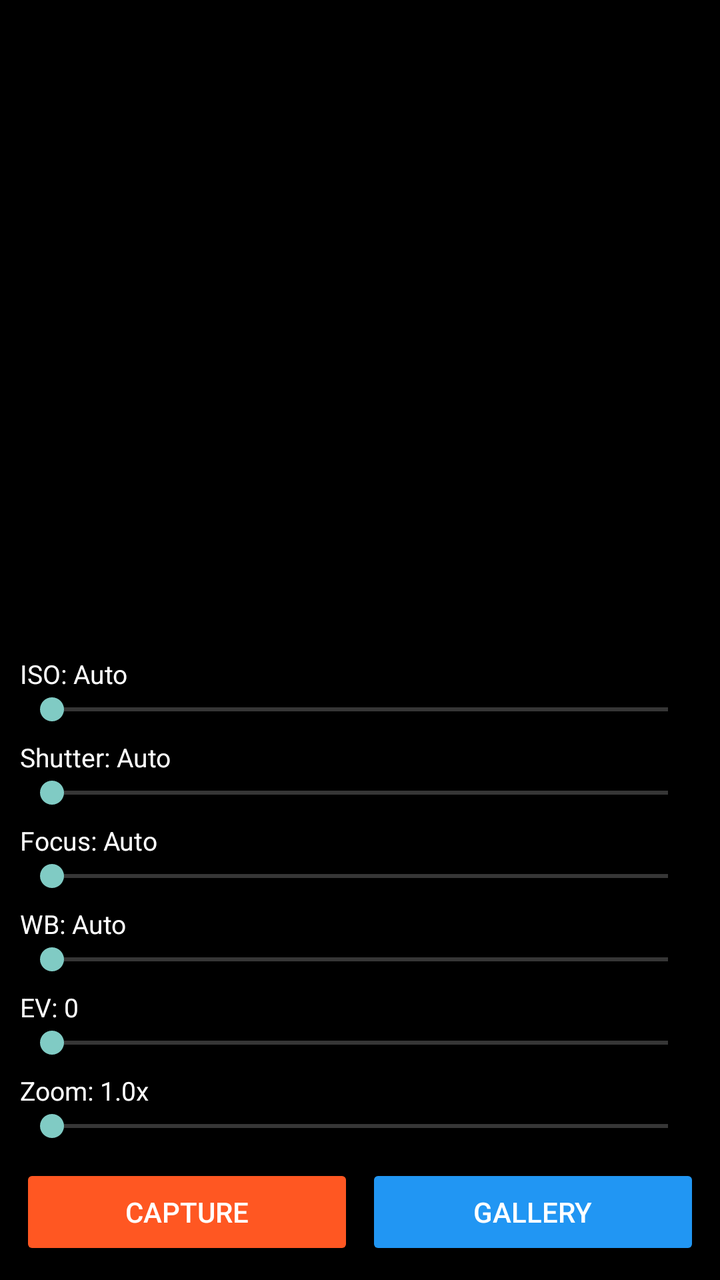
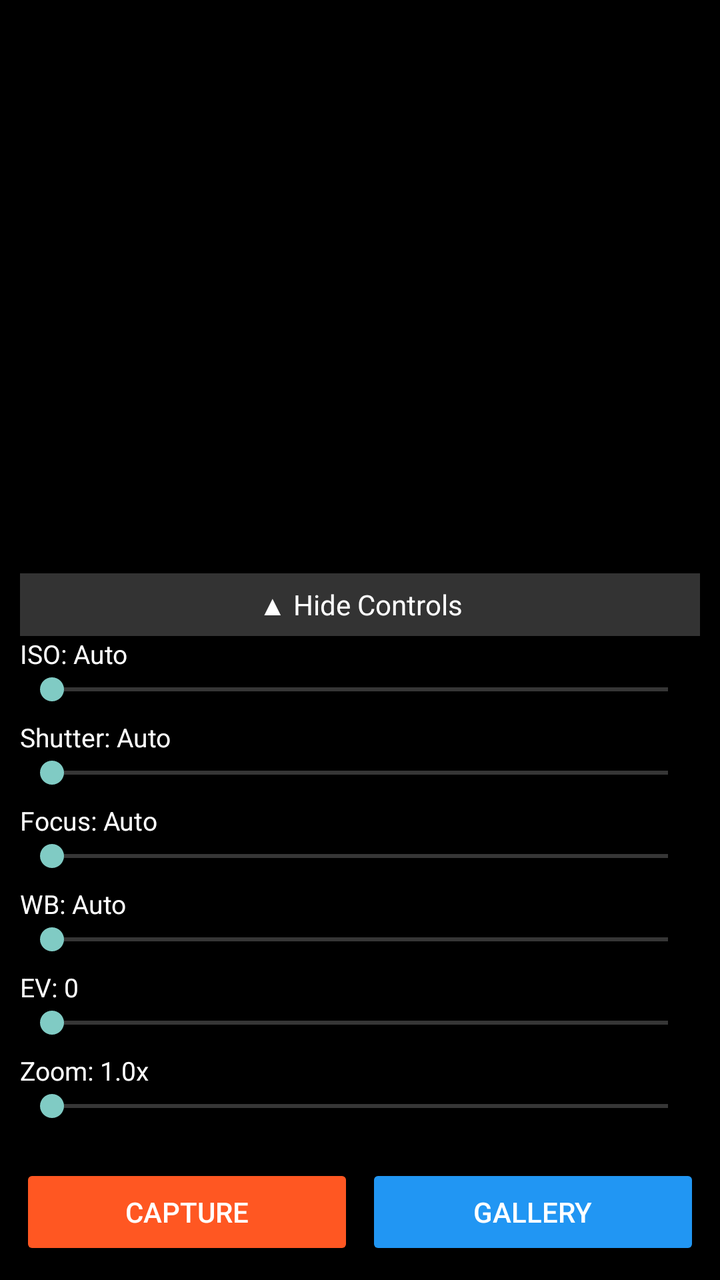

Two renders of the same Android screen: before a commit and after it. Below are the layout's source before the change and the commit's diff.
<!-- AndroidManifest.xml: activity theme Theme.AppCompat.NoActionBar -->
<!-- res/layout/activity_main.xml -->
<?xml version="1.0" encoding="utf-8"?>
<androidx.constraintlayout.widget.ConstraintLayout 
    xmlns:android="http://schemas.android.com/apk/res/android"
    xmlns:app="http://schemas.android.com/apk/res-auto"
    android:layout_width="match_parent"
    android:layout_height="match_parent"
    android:background="#000000">

    <TextureView
        android:id="@+id/textureView"
        android:layout_width="0dp"
        android:layout_height="0dp"
        app:layout_constraintTop_toTopOf="parent"
        app:layout_constraintBottom_toTopOf="@+id/controlsLayout"
        app:layout_constraintStart_toStartOf="parent"
        app:layout_constraintEnd_toEndOf="parent" />

    <LinearLayout
        android:id="@+id/controlsLayout"
        android:layout_width="match_parent"
        android:layout_height="wrap_content"
        android:orientation="vertical"
        android:padding="10dp"
        android:background="#CC000000"
        app:layout_constraintBottom_toBottomOf="parent">

        
        <TextView
            android:id="@+id/isoLabel"
            android:layout_width="wrap_content"
            android:layout_height="wrap_content"
            android:text="ISO: Auto"
            android:textColor="#FFFFFF"
            android:textSize="13sp" />
        <SeekBar
            android:id="@+id/isoSeekBar"
            android:layout_width="match_parent"
            android:layout_height="wrap_content"
            android:max="100" />

        
        <TextView
            android:id="@+id/shutterLabel"
            android:layout_width="wrap_content"
            android:layout_height="wrap_content"
            android:text="Shutter: Auto"
            android:textColor="#FFFFFF"
            android:textSize="13sp"
            android:layout_marginTop="6dp" />
        <SeekBar
            android:id="@+id/shutterSeekBar"
            android:layout_width="match_parent"
            android:layout_height="wrap_content"
            android:max="100" />

        
        <TextView
            android:id="@+id/focusLabel"
            android:layout_width="wrap_content"
            android:layout_height="wrap_content"
            android:text="Focus: Auto"
            android:textColor="#FFFFFF"
            android:textSize="13sp"
            android:layout_marginTop="6dp" />
        <SeekBar
            android:id="@+id/focusSeekBar"
            android:layout_width="match_parent"
            android:layout_height="wrap_content"
            android:max="100" />

        
        <TextView
            android:id="@+id/wbLabel"
            android:layout_width="wrap_content"
            android:layout_height="wrap_content"
            android:text="WB: Auto"
            android:textColor="#FFFFFF"
            android:textSize="13sp"
            android:layout_marginTop="6dp" />
        <SeekBar
            android:id="@+id/wbSeekBar"
            android:layout_width="match_parent"
            android:layout_height="wrap_content"
            android:max="6" />

        
        <TextView
            android:id="@+id/evLabel"
            android:layout_width="wrap_content"
            android:layout_height="wrap_content"
            android:text="EV: 0"
            android:textColor="#FFFFFF"
            android:textSize="13sp"
            android:layout_marginTop="6dp" />
        <SeekBar
            android:id="@+id/evSeekBar"
            android:layout_width="match_parent"
            android:layout_height="wrap_content"
            android:max="48" />

        
        <TextView
            android:id="@+id/zoomLabel"
            android:layout_width="wrap_content"
            android:layout_height="wrap_content"
            android:text="Zoom: 1.0x"
            android:textColor="#FFFFFF"
            android:textSize="13sp"
            android:layout_marginTop="6dp" />
        <SeekBar
            android:id="@+id/zoomSeekBar"
            android:layout_width="match_parent"
            android:layout_height="wrap_content"
            android:max="100" />

        
        <LinearLayout
            android:layout_width="match_parent"
            android:layout_height="wrap_content"
            android:orientation="horizontal"
            android:layout_marginTop="10dp">

            <Button
                android:id="@+id/captureButton"
                android:layout_width="0dp"
                android:layout_height="wrap_content"
                android:layout_weight="1"
                android:text="CAPTURE"
                android:backgroundTint="#FF5722"
                android:textColor="#FFFFFF"
                android:layout_marginEnd="6dp" />

            <Button
                android:id="@+id/galleryButton"
                android:layout_width="0dp"
                android:layout_height="wrap_content"
                android:layout_weight="1"
                android:text="GALLERY"
                android:backgroundTint="#2196F3"
                android:textColor="#FFFFFF" />
        </LinearLayout>

    </LinearLayout>

</androidx.constraintlayout.widget.ConstraintLayout>
<!-- resources referenced by this layout -->
<resources>

</resources>

<!-- the commit's change to res/layout/activity_main.xml (unified diff, before → after) -->
@@ -11,10 +11,11 @@
         android:layout_width="0dp"
         android:layout_height="0dp"
         app:layout_constraintTop_toTopOf="parent"
-        app:layout_constraintBottom_toTopOf="@+id/controlsLayout"
+        app:layout_constraintBottom_toTopOf="@+id/bottomBar"
         app:layout_constraintStart_toStartOf="parent"
         app:layout_constraintEnd_toEndOf="parent" />
 
+    
     <LinearLayout
         android:id="@+id/controlsLayout"
         android:layout_width="match_parent"
@@ -22,124 +23,76 @@
         android:orientation="vertical"
         android:padding="10dp"
         android:background="#CC000000"
-        app:layout_constraintBottom_toBottomOf="parent">
+        app:layout_constraintBottom_toTopOf="@+id/bottomBar">
 
         
         <TextView
-            android:id="@+id/isoLabel"
-            android:layout_width="wrap_content"
-            android:layout_height="wrap_content"
-            android:text="ISO: Auto"
-            android:textColor="#FFFFFF"
-            android:textSize="13sp" />
-        <SeekBar
-            android:id="@+id/isoSeekBar"
+            android:id="@+id/toggleControls"
             android:layout_width="match_parent"
             android:layout_height="wrap_content"
-            android:max="100" />
-
-        
-        <TextView
-            android:id="@+id/shutterLabel"
-            android:layout_width="wrap_content"
-            android:layout_height="wrap_content"
-            android:text="Shutter: Auto"
+            android:text="▲ Hide Controls"
             android:textColor="#FFFFFF"
-            android:textSize="13sp"
-            android:layout_marginTop="6dp" />
-        <SeekBar
-            android:id="@+id/shutterSeekBar"
-            android:layout_width="match_parent"
-            android:layout_height="wrap_content"
-            android:max="100" />
-
-        
-        <TextView
-            android:id="@+id/focusLabel"
-            android:layout_width="wrap_content"
-            android:layout_height="wrap_content"
-            android:text="Focus: Auto"
-            android:textColor="#FFFFFF"
-            android:textSize="13sp"
-            android:layout_marginTop="6dp" />
-        <SeekBar
-            android:id="@+id/focusSeekBar"
-            android:layout_width="match_parent"
-            android:layout_height="wrap_content"
-            android:max="100" />
-
-        
-        <TextView
-            android:id="@+id/wbLabel"
-            android:layout_width="wrap_content"
-            android:layout_height="wrap_content"
-            android:text="WB: Auto"
-            android:textColor="#FFFFFF"
-            android:textSize="13sp"
-            android:layout_marginTop="6dp" />
-        <SeekBar
-            android:id="@+id/wbSeekBar"
-            android:layout_width="match_parent"
-            android:layout_height="wrap_content"
-            android:max="6" />
-
-        
-        <TextView
-            android:id="@+id/evLabel"
-            android:layout_width="wrap_content"
-            android:layout_height="wrap_content"
-            android:text="EV: 0"
-            android:textColor="#FFFFFF"
-            android:textSize="13sp"
-            android:layout_marginTop="6dp" />
-        <SeekBar
-            android:id="@+id/evSeekBar"
-            android:layout_width="match_parent"
-            android:layout_height="wrap_content"
-            android:max="48" />
-
-        
-        <TextView
-            android:id="@+id/zoomLabel"
-            android:layout_width="wrap_content"
-            android:layout_height="wrap_content"
-            android:text="Zoom: 1.0x"
-            android:textColor="#FFFFFF"
-            android:textSize="13sp"
-            android:layout_marginTop="6dp" />
-        <SeekBar
-            android:id="@+id/zoomSeekBar"
-            android:layout_width="match_parent"
-            android:layout_height="wrap_content"
-            android:max="100" />
+            android:textSize="14sp"
+            android:gravity="center"
+            android:padding="6dp"
+            android:background="#33FFFFFF" />
 
         
         <LinearLayout
+            android:id="@+id/seekBarsContainer"
             android:layout_width="match_parent"
             android:layout_height="wrap_content"
-            android:orientation="horizontal"
-            android:layout_marginTop="10dp">
+            android:orientation="vertical">
 
-            <Button
-                android:id="@+id/captureButton"
-                android:layout_width="0dp"
-                android:layout_height="wrap_content"
-                android:layout_weight="1"
-                android:text="CAPTURE"
-                android:backgroundTint="#FF5722"
-                android:textColor="#FFFFFF"
-                android:layout_marginEnd="6dp" />
+            <TextView android:id="@+id/isoLabel" android:layout_width="wrap_content" android:layout_height="wrap_content" android:text="ISO: Auto" android:textColor="#FFFFFF" android:textSize="13sp" />
+            <SeekBar android:id="@+id/isoSeekBar" android:layout_width="match_parent" android:layout_height="wrap_content" android:max="100" />
 
-            <Button
-                android:id="@+id/galleryButton"
-                android:layout_width="0dp"
-                android:layout_height="wrap_content"
-                android:layout_weight="1"
-                android:text="GALLERY"
-                android:backgroundTint="#2196F3"
-                android:textColor="#FFFFFF" />
+            <TextView android:id="@+id/shutterLabel" android:layout_width="wrap_content" android:layout_height="wrap_content" android:text="Shutter: Auto" android:textColor="#FFFFFF" android:textSize="13sp" android:layout_marginTop="6dp" />
+            <SeekBar android:id="@+id/shutterSeekBar" android:layout_width="match_parent" android:layout_height="wrap_content" android:max="100" />
+
+            <TextView android:id="@+id/focusLabel" android:layout_width="wrap_content" android:layout_height="wrap_content" android:text="Focus: Auto" android:textColor="#FFFFFF" android:textSize="13sp" android:layout_marginTop="6dp" />
+            <SeekBar android:id="@+id/focusSeekBar" android:layout_width="match_parent" android:layout_height="wrap_content" android:max="100" />
+
+            <TextView android:id="@+id/wbLabel" android:layout_width="wrap_content" android:layout_height="wrap_content" android:text="WB: Auto" android:textColor="#FFFFFF" android:textSize="13sp" android:layout_marginTop="6dp" />
+            <SeekBar android:id="@+id/wbSeekBar" android:layout_width="match_parent" android:layout_height="wrap_content" android:max="6" />
+
+            <TextView android:id="@+id/evLabel" android:layout_width="wrap_content" android:layout_height="wrap_content" android:text="EV: 0" android:textColor="#FFFFFF" android:textSize="13sp" android:layout_marginTop="6dp" />
+            <SeekBar android:id="@+id/evSeekBar" android:layout_width="match_parent" android:layout_height="wrap_content" android:max="48" />
+
+            <TextView android:id="@+id/zoomLabel" android:layout_width="wrap_content" android:layout_height="wrap_content" android:text="Zoom: 1.0x" android:textColor="#FFFFFF" android:textSize="13sp" android:layout_marginTop="6dp" />
+            <SeekBar android:id="@+id/zoomSeekBar" android:layout_width="match_parent" android:layout_height="wrap_content" android:max="100" />
+
         </LinearLayout>
+    </LinearLayout>
 
+    
+    <LinearLayout
+        android:id="@+id/bottomBar"
+        android:layout_width="match_parent"
+        android:layout_height="wrap_content"
+        android:orientation="horizontal"
+        android:padding="10dp"
+        android:background="#CC000000"
+        app:layout_constraintBottom_toBottomOf="parent">
+
+        <Button
+            android:id="@+id/captureButton"
+            android:layout_width="0dp"
+            android:layout_height="wrap_content"
+            android:layout_weight="1"
+            android:text="CAPTURE"
+            android:backgroundTint="#FF5722"
+            android:textColor="#FFFFFF"
+            android:layout_marginEnd="6dp" />
+
+        <Button
+            android:id="@+id/galleryButton"
+            android:layout_width="0dp"
+            android:layout_height="wrap_content"
+            android:layout_weight="1"
+            android:text="GALLERY"
+            android:backgroundTint="#2196F3"
+            android:textColor="#FFFFFF" />
     </LinearLayout>
 
 </androidx.constraintlayout.widget.ConstraintLayout>
